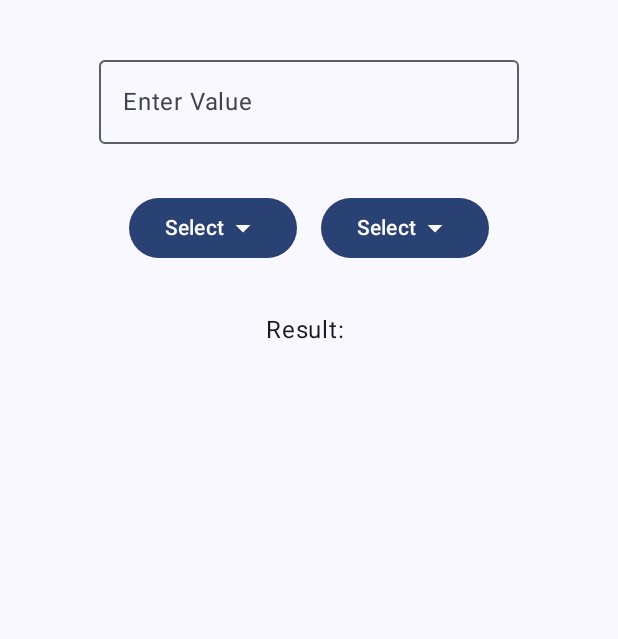
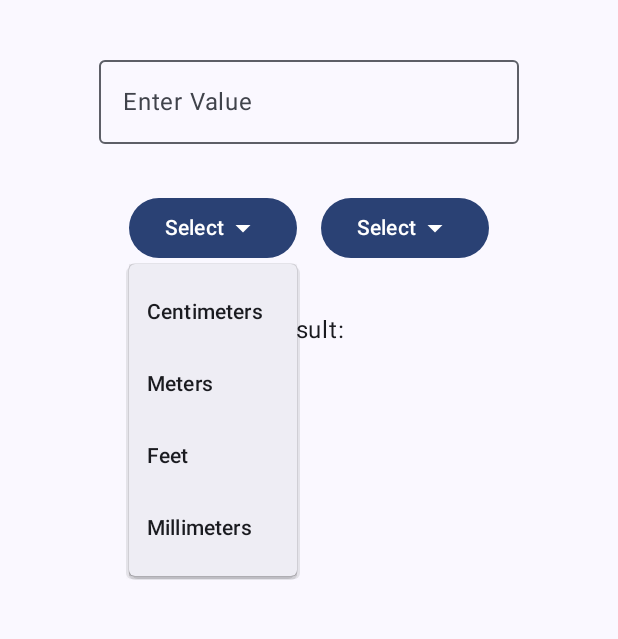
Before and after one commit to SarEnderTarkanson/KotlinMasterclass, an Android app built with Jetpack Compose: the screen it shows after launch (MainActivity), after a tap on "Select", on a phone screen of 412 x 824 dp, the part 462-1101 px from its top. Run offline under Robolectric (Android 15) with nearby library versions, the phone set to English and light mode, and no system bars.

Commit message:
Added state to our first DropdownMenu item to collapse it once it is clicked

```diff
--- a/UnitConverter/app/src/main/java/com/example/unitconverter/MainActivity.kt
+++ b/UnitConverter/app/src/main/java/com/example/unitconverter/MainActivity.kt
@@ -69,24 +69,29 @@ fun UnitConverter(modifier: Modifier = Modifier) {
     ) {
         Text("Unit Converter")
         Spacer(modifier = Modifier.padding(16.dp))
-        OutlinedTextField(value = inputValue, onValueChange = {
-            inputValue = it
+        OutlinedTextField(
+            value = inputValue, onValueChange = {
+                inputValue = it
             },
             label = { Text("Enter Value") })
         Spacer(modifier = Modifier.padding(16.dp))
         Row {
             Box {
-                Button(onClick = {}) {
+                Button(onClick = { iExpanded = true }) {
                     Text("Select")
                     Icon(
                         Icons.Default.ArrowDropDown,
                         contentDescription = "Arrow Down"
                     )
                 }
-                DropdownMenu(expanded = false, onDismissRequest = {}) {
+                DropdownMenu(expanded = iExpanded, onDismissRequest = { iExpanded = false }) {
                     DropdownMenuItem(
                         text = { Text("Centimeters") },
-                        onClick = {}
+                        onClick = {
+                            iExpanded=false
+                            inputUnit = "Centimeters"
+                            conversionFactor.value = 0.01
+                        }
                     )
                     DropdownMenuItem(
                         text = { Text("Meters") },
@@ -104,14 +109,14 @@ fun UnitConverter(modifier: Modifier = Modifier) {
             }
             Spacer(modifier = Modifier.width(16.dp))
             Box {
-                Button(onClick = {}) {
+                Button(onClick = { oExpanded = true }) {
                     Text("Select")
                     Icon(
                         Icons.Default.ArrowDropDown,
                         contentDescription = "Arrow Down"
                     )
                 }
-                DropdownMenu(expanded = false, onDismissRequest = {}) {
+                DropdownMenu(expanded = oExpanded, onDismissRequest = { oExpanded = false }) {
                     DropdownMenuItem(
                         text = { Text("Centimeters") },
                         onClick = {}
```
